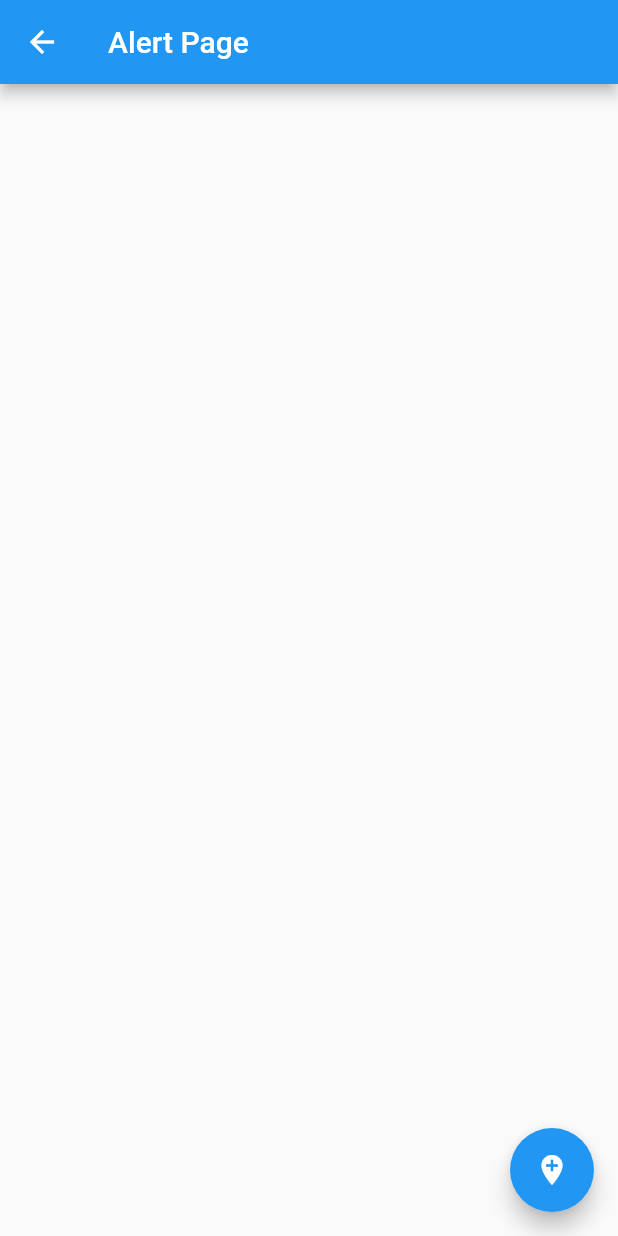
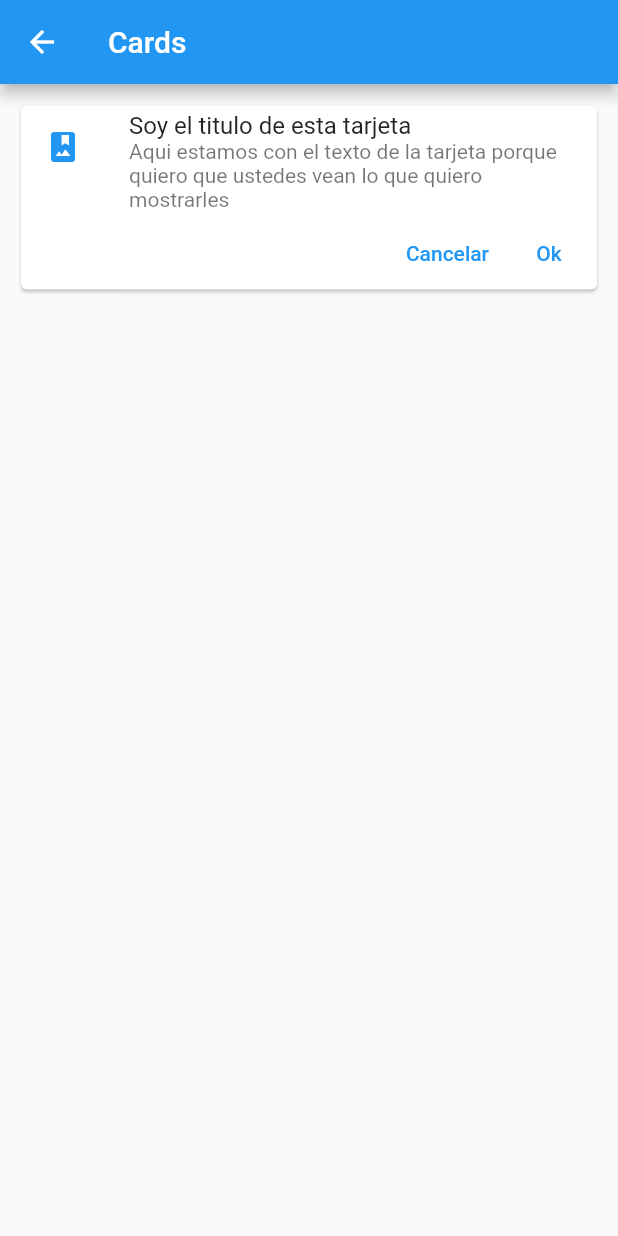
Before and after one commit to marlasantos24/Seccion6_ComponentesFlutter, a Flutter app: the screen it shows after launch, after a tap on "Cards - Tarjetas", on a phone screen of 412 x 824 dp. Run offline on Flutter 3.47's test engine with Material 2 defaults, Android fonts, the phone set to English and light mode, and no system bars.

Commit message:
CardPage_CardWidget

```diff
--- /dev/null
+++ b/lib/src/pages/card_page.dart
@@ -0,0 +1,47 @@
+import 'package:flutter/material.dart';
+
+class CardPage extends StatelessWidget {
+
+
+  @override
+  Widget build(BuildContext context) {
+    return Scaffold(
+      appBar: AppBar(
+        title: Text('Cards'),
+      ),
+      body: ListView(
+        padding: EdgeInsets.all(10.0),
+        children: <Widget>[
+          _cardTipo1()
+        ],
+      ),
+    );
+  }
+
+  _cardTipo1() {
+    return Card(
+      child: Column(
+        children: <Widget> [
+          ListTile(
+            leading: Icon(Icons.photo_album, color: Colors.blue),
+            title:Text('Soy el titulo de esta tarjeta'),
+            subtitle: Text('Aqui estamos con el texto de la tarjeta porque quiero que ustedes vean lo que quiero mostrarles'),
+          ),
+          Row(
+            mainAxisAlignment: MainAxisAlignment.end,
+            children: [
+              TextButton(
+                child: Text('Cancelar'),
+                onPressed: (){},
+              ),
+              TextButton(
+                child: Text('Ok'),
+                onPressed: (){},
+              )
+            ],
+          )
+        ],
+      ),
+    );
+  }
+}
--- a/lib/src/routes/routes.dart
+++ b/lib/src/routes/routes.dart
@@ -3,12 +3,14 @@ import 'package:flutter/material.dart';
 import 'package:componentes/src/pages/alert_page.dart';
 import 'package:componentes/src/pages/avatar_page.dart';
 import 'package:componentes/src/pages/home_page.dart';
+import 'package:componentes/src/pages/card_page.dart';
 
 
 Map <String, WidgetBuilder> getApplicationRoutes(){
   return <String, WidgetBuilder>{
-        '/' : (BuildContext context) =>HomePage(),
-        'alert' : (BuildContext context) =>AlertPage(),
-        'avatar' : (BuildContext context) =>AvatarPage(),
+        '/' : (BuildContext context) => HomePage(),
+        'alert' : (BuildContext context) => AlertPage(),
+        'avatar' : (BuildContext context) => AvatarPage(),
+        'card' : (BuildContext context) => CardPage(),
       };
 }
```
